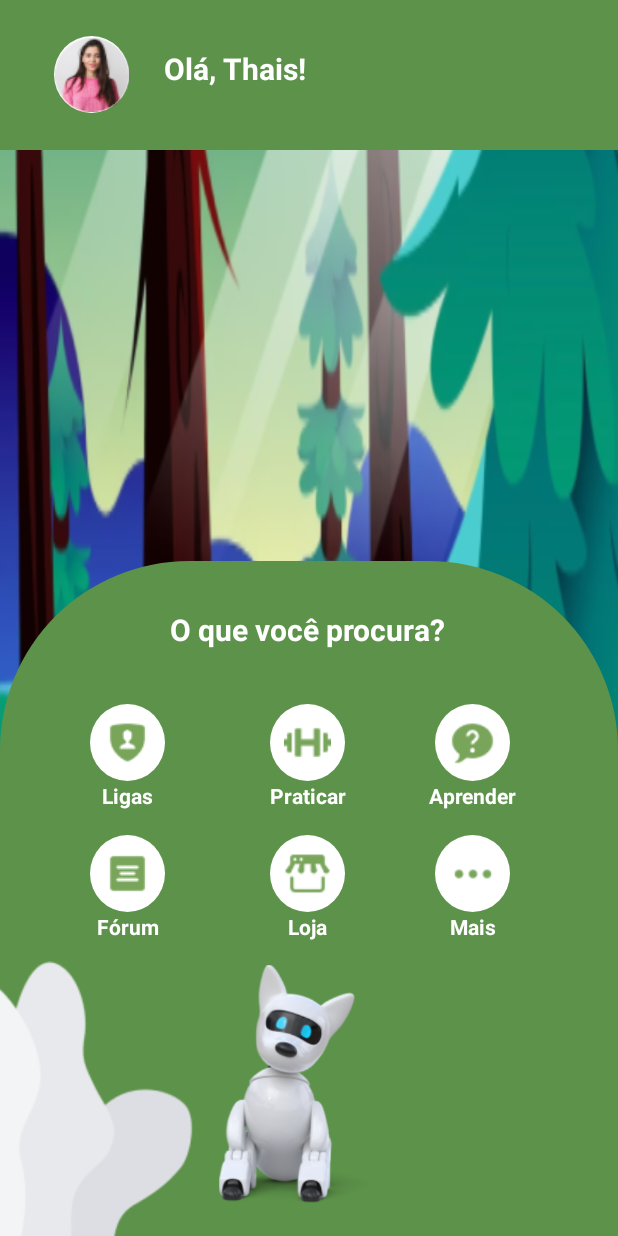
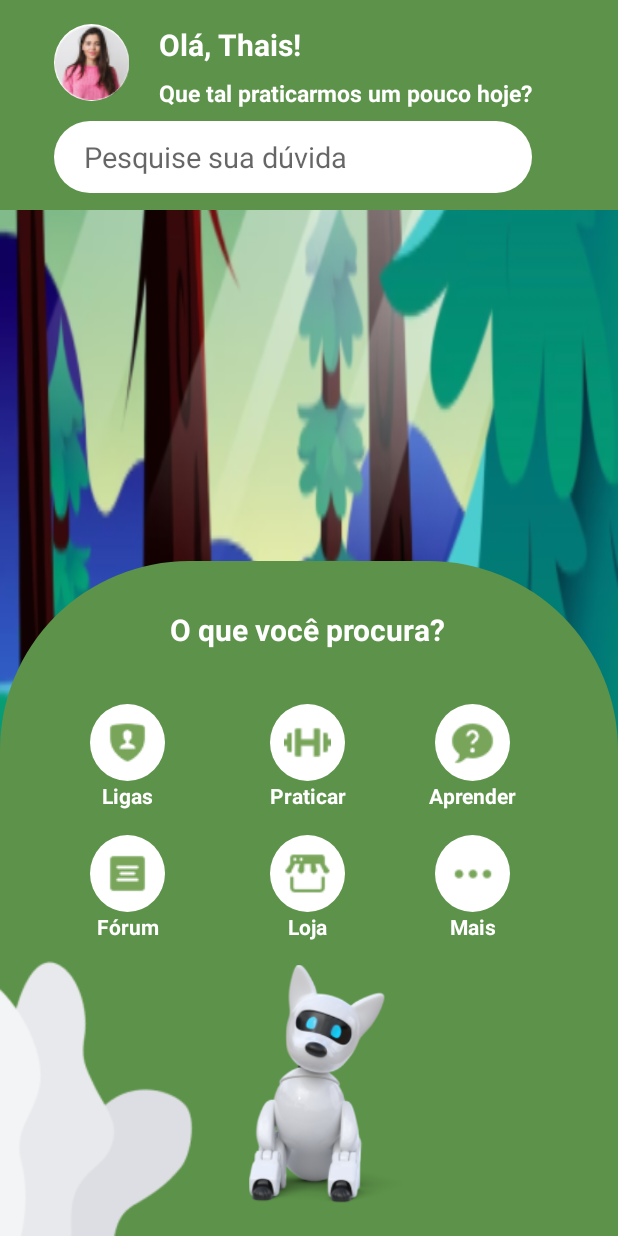
Before and after one commit to crismantovani/greenquest-mobile, an Android app: the Home screen opened directly, with no data from a screen before it, on a phone screen of 412 x 824 dp. Run offline under Robolectric (Android 15) with nearby library versions, the phone set to English and light mode, and no system bars.

Commit message:
CRIA a searchbar na página home e adiciona INTENT das pACTIVITIES

```diff
--- a/app/src/main/res/drawable/border_edit_text.xml
+++ b/app/src/main/res/drawable/border_edit_text.xml
@@ -2,8 +2,8 @@
 <selector xmlns:android="http://schemas.android.com/apk/res/android" >
     <item >
         <shape android:shape="rectangle"  >
-            <corners android:radius="10dp" />
-            <stroke android:height="20dp" android:color="#FFFFFF" />
+            <corners android:radius="30dp" />
+            <stroke android:height="20dp" android:color="#131F0F" />
             <gradient android:angle="-90"  android:startColor="#FFFFFF" android:endColor="#FFFFFF" />
         </shape>
     </item>
--- a/app/src/main/res/layout/activity_home.xml
+++ b/app/src/main/res/layout/activity_home.xml
@@ -11,6 +11,7 @@
         android:id="@+id/Background"
         android:layout_width="match_parent"
         android:layout_height="match_parent"
+        android:contentDescription="@string/dc_background"
         android:scaleType="fitXY"
         android:src="@drawable/background"
         app:layout_constraintStart_toStartOf="parent"
@@ -19,7 +20,7 @@
     <ImageView
         android:id="@+id/topBar"
         android:layout_width="0dp"
-        android:layout_height="100dp"
+        android:layout_height="140dp"
         android:background="#5C9249"
         android:contentDescription="@string/dc_top_home"
         app:layout_constraintEnd_toEndOf="parent"
@@ -44,11 +45,43 @@
         android:layout_width="50dp"
         android:layout_height="51dp"
         android:layout_marginStart="36dp"
-        android:layout_marginTop="24dp"
+        android:layout_marginTop="16dp"
         android:background="@drawable/img_user"
+        android:contentDescription="@string/btn_user"
         app:layout_constraintStart_toStartOf="@+id/topBar"
         app:layout_constraintTop_toTopOf="@+id/topBar"
         app:srcCompat="@drawable/user" />
+
+    <TextView
+        android:id="@+id/textSubtitle"
+        android:layout_width="wrap_content"
+        android:layout_height="wrap_content"
+        android:layout_marginTop="8dp"
+        android:text="@string/txt_subtitle"
+        android:textColor="@color/white"
+        android:textSize="15sp"
+        android:textStyle="bold"
+        app:layout_constraintStart_toStartOf="@+id/textUser"
+        app:layout_constraintTop_toBottomOf="@+id/textUser" />
+
+    <EditText
+        android:id="@+id/editSearch"
+        android:layout_width="0dp"
+        android:layout_height="48dp"
+        android:layout_marginTop="8dp"
+        android:background="@drawable/border_edit_text"
+        android:drawablePadding="10dp"
+        android:ems="10"
+        android:hint="@string/txt_search"
+        android:importantForAutofill="noExcludeDescendants"
+        android:inputType="textFilter"
+        android:paddingStart="20dp"
+        android:paddingEnd="0dp"
+        android:textColor="#131F0F"
+        android:textSize="19sp"
+        app:layout_constraintEnd_toEndOf="@+id/textSubtitle"
+        app:layout_constraintStart_toStartOf="@+id/btnUser"
+        app:layout_constraintTop_toBottomOf="@+id/textSubtitle" />
 
     <ImageButton
         android:id="@+id/btnShield"
@@ -126,6 +159,7 @@
         android:id="@+id/imgDog"
         android:layout_width="107dp"
         android:layout_height="186dp"
+        android:layout_marginStart="20dp"
         android:layout_marginBottom="8dp"
         android:contentDescription="@string/dc_mascot"
         app:layout_constraintBottom_toBottomOf="parent"
@@ -140,19 +174,21 @@
         app:layout_constraintBottom_toBottomOf="parent"
         app:layout_constraintStart_toStartOf="parent"
         app:srcCompat="@drawable/plant" />
+
     <TextView
         android:id="@+id/textUser"
         android:layout_width="wrap_content"
         android:layout_height="wrap_content"
-        android:layout_marginTop="32dp"
+        android:layout_marginTop="16dp"
         android:text="@string/txt_user"
         android:textColor="@color/white"
         android:textSize="20sp"
         android:textStyle="bold"
+        app:layout_constraintEnd_toEndOf="@+id/topBar"
+        app:layout_constraintHorizontal_bias="0.087"
         app:layout_constraintStart_toEndOf="@+id/btnUser"
-        app:layout_constraintHorizontal_bias="0.1"
-        app:layout_constraintEnd_toEndOf="@+id/topBar"
         app:layout_constraintTop_toTopOf="@+id/topBar" />
+
     <TextView
         android:id="@+id/textMenu"
         android:layout_width="wrap_content"
@@ -231,4 +267,5 @@
         app:layout_constraintStart_toStartOf="@+id/btnMore"
         app:layout_constraintTop_toBottomOf="@+id/btnMore" />
 
+
 </androidx.constraintlayout.widget.ConstraintLayout>
--- a/app/src/main/res/values/strings.xml
+++ b/app/src/main/res/values/strings.xml
@@ -16,6 +16,8 @@
 
 <!--    TELA PRINCIPAL-->
     <string name="txt_user">Olá, Thais!</string>
+    <string name="txt_subtitle">Que tal praticarmos um pouco hoje?</string>
+    <string name="txt_search">Pesquise sua dúvida</string>
     <string name="txt_menu">O que você procura?</string>
     <string name="txt_shield">Ligas</string>
     <string name="txt_dumbbell">Praticar</string>
@@ -24,15 +26,17 @@
     <string name="txt_store">Loja</string>
     <string name="txt_more">Mais</string>
 
-    <!--      DESCRIÇÃO DE IMAGENS-->
+<!--    DESCRIÇÃO DE IMAGENS-->
     <string name="dc_vetor">Desenho ondulado na cor verde</string>
     <string name="dc_logo">Logo do aplicativo GreenQuest</string>
+    <string name="dc_background">Desenho de uma floresta</string>
     <string name="dc_top_home">Desenho retângulo verde</string>
     <string name="dc_background_home">Fundo verde</string>
     <string name="dc_mascot">Cachorro Robô</string>
     <string name="dc_plants">Desenho de uma planta</string>
 
 <!--    DESCRIÇÃO BOTÕES-->
+    <string name="btn_user">Botão Usuário</string>
     <string name="btn_shield">Botão Ligas</string>
     <string name="btn_dumbbell">Botão Praticar</string>
     <string name="btn_question">Botão Aprender</string>
```
Also changed, not shown: app/src/main/AndroidManifest.xml (+5 -7 lines), app/src/main/java/br/com/greenquest/MainActivity.kt (+18 -0 lines), app/src/main/java/br/com/greenquest/SignUp.kt (+10 -0 lines), app/src/main/res/layout/activity_main.xml (+37 -20 lines).
